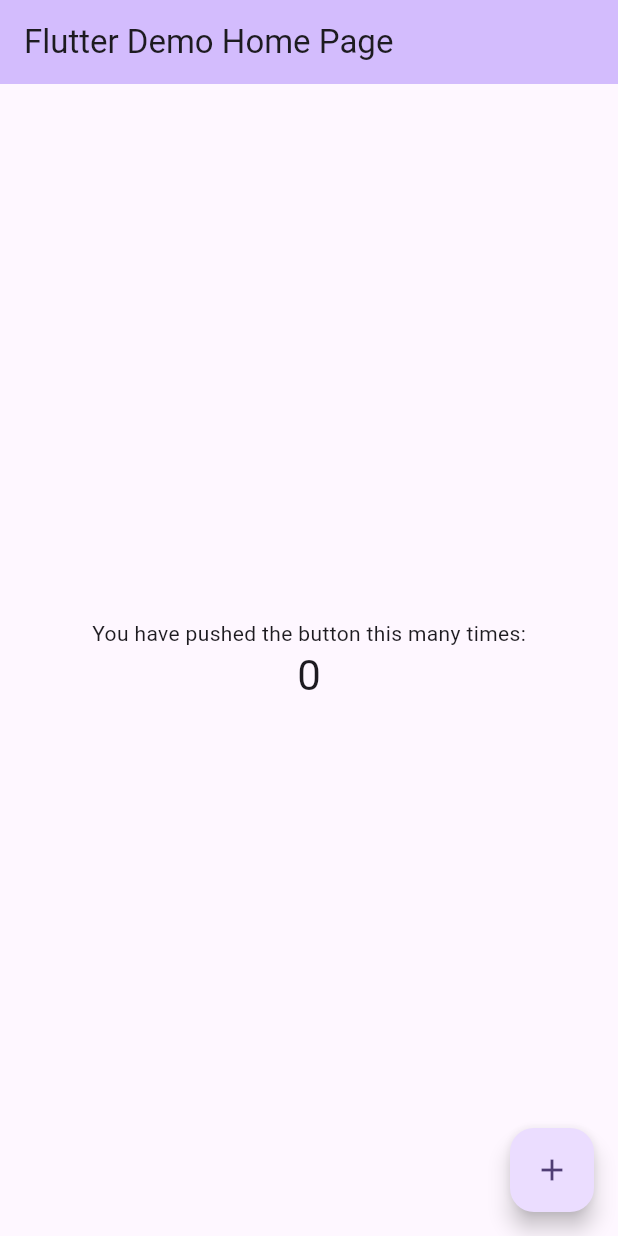
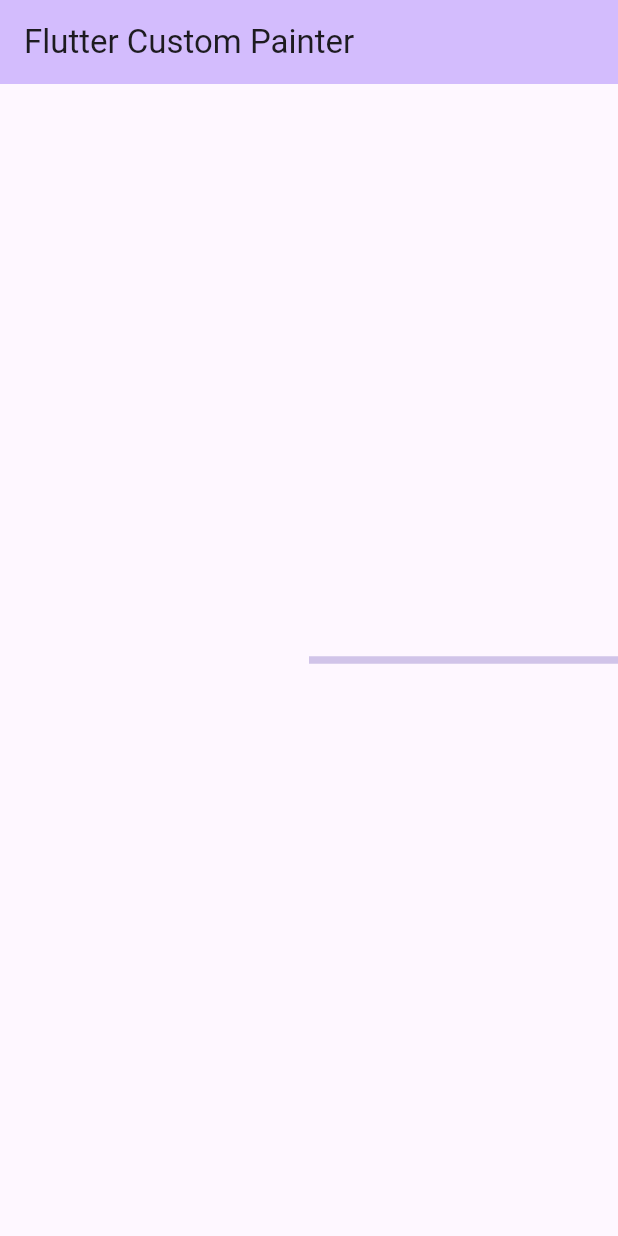
Before and after one commit to PranavMasekar/custom_painter, a Flutter app: the screen it shows after launch, on a phone screen of 412 x 824 dp. Run offline on Flutter 3.47's test engine with Material 2 defaults, Android fonts, the phone set to English and light mode, and no system bars.

Commit message:
Added Center Line

```diff
--- a/lib/main.dart
+++ b/lib/main.dart
@@ -1,4 +1,5 @@
 import 'package:flutter/material.dart';
+import 'painters/painters.dart';
 
 void main() {
   runApp(const MyApp());
@@ -6,120 +7,37 @@ void main() {
 
 class MyApp extends StatelessWidget {
   const MyApp({super.key});
-
-  // This widget is the root of your application.
   @override
   Widget build(BuildContext context) {
     return MaterialApp(
-      title: 'Flutter Demo',
+      title: 'Flutter Custom Painter',
       theme: ThemeData(
-        // This is the theme of your application.
-        //
-        // TRY THIS: Try running your application with "flutter run". You'll see
-        // the application has a blue toolbar. Then, without quitting the app,
-        // try changing the seedColor in the colorScheme below to Colors.green
-        // and then invoke "hot reload" (save your changes or press the "hot
-        // reload" button in a Flutter-supported IDE, or press "r" if you used
-        // the command line to start the app).
-        //
-        // Notice that the counter didn't reset back to zero; the application
-        // state is not lost during the reload. To reset the state, use hot
-        // restart instead.
-        //
-        // This works for code too, not just values: Most code changes can be
-        // tested with just a hot reload.
         colorScheme: ColorScheme.fromSeed(seedColor: Colors.deepPurple),
         useMaterial3: true,
       ),
-      home: const MyHomePage(title: 'Flutter Demo Home Page'),
+      debugShowCheckedModeBanner: false,
+      home: const MyCustomPainter(),
     );
   }
 }
 
-class MyHomePage extends StatefulWidget {
-  const MyHomePage({super.key, required this.title});
-
-  // This widget is the home page of your application. It is stateful, meaning
-  // that it has a State object (defined below) that contains fields that affect
-  // how it looks.
-
-  // This class is the configuration for the state. It holds the values (in this
-  // case the title) provided by the parent (in this case the App widget) and
-  // used by the build method of the State. Fields in a Widget subclass are
-  // always marked "final".
-
-  final String title;
-
-  @override
-  State<MyHomePage> createState() => _MyHomePageState();
-}
-
-class _MyHomePageState extends State<MyHomePage> {
-  int _counter = 0;
-
-  void _incrementCounter() {
-    setState(() {
-      // This call to setState tells the Flutter framework that something has
-      // changed in this State, which causes it to rerun the build method below
-      // so that the display can reflect the updated values. If we changed
-      // _counter without calling setState(), then the build method would not be
-      // called again, and so nothing would appear to happen.
-      _counter++;
-    });
-  }
+class MyCustomPainter extends StatelessWidget {
+  const MyCustomPainter({super.key});
 
   @override
   Widget build(BuildContext context) {
-    // This method is rerun every time setState is called, for instance as done
-    // by the _incrementCounter method above.
-    //
-    // The Flutter framework has been optimized to make rerunning build methods
-    // fast, so that you can just rebuild anything that needs updating rather
-    // than having to individually change instances of widgets.
     return Scaffold(
       appBar: AppBar(
-        // TRY THIS: Try changing the color here to a specific color (to
-        // Colors.amber, perhaps?) and trigger a hot reload to see the AppBar
-        // change color while the other colors stay the same.
+        title: const Text("Flutter Custom Painter"),
         backgroundColor: Theme.of(context).colorScheme.inversePrimary,
-        // Here we take the value from the MyHomePage object that was created by
-        // the App.build method, and use it to set our appbar title.
-        title: Text(widget.title),
       ),
-      body: Center(
-        // Center is a layout widget. It takes a single child and positions it
-        // in the middle of the parent.
-        child: Column(
-          // Column is also a layout widget. It takes a list of children and
-          // arranges them vertically. By default, it sizes itself to fit its
-          // children horizontally, and tries to be as tall as its parent.
-          //
-          // Column has various properties to control how it sizes itself and
-          // how it positions its children. Here we use mainAxisAlignment to
-          // center the children vertically; the main axis here is the vertical
-          // axis because Columns are vertical (the cross axis would be
-          // horizontal).
-          //
-          // TRY THIS: Invoke "debug painting" (choose the "Toggle Debug Paint"
-          // action in the IDE, or press "p" in the console), to see the
-          // wireframe for each widget.
-          mainAxisAlignment: MainAxisAlignment.center,
-          children: <Widget>[
-            const Text(
-              'You have pushed the button this many times:',
-            ),
-            Text(
-              '$_counter',
-              style: Theme.of(context).textTheme.headlineMedium,
-            ),
-          ],
+      body: SizedBox(
+        width: MediaQuery.of(context).size.width,
+        height: MediaQuery.of(context).size.height,
+        child: CustomPaint(
+          painter: PathPainter(),
         ),
       ),
-      floatingActionButton: FloatingActionButton(
-        onPressed: _incrementCounter,
-        tooltip: 'Increment',
-        child: const Icon(Icons.add),
-      ), // This trailing comma makes auto-formatting nicer for build methods.
     );
   }
 }
--- /dev/null
+++ b/lib/painters/painters.dart
@@ -0,0 +1 @@
+export 'path_painter.dart';
```
Also changed, not shown: lib/painters/path_painter.dart (added, +21 -0 lines).
